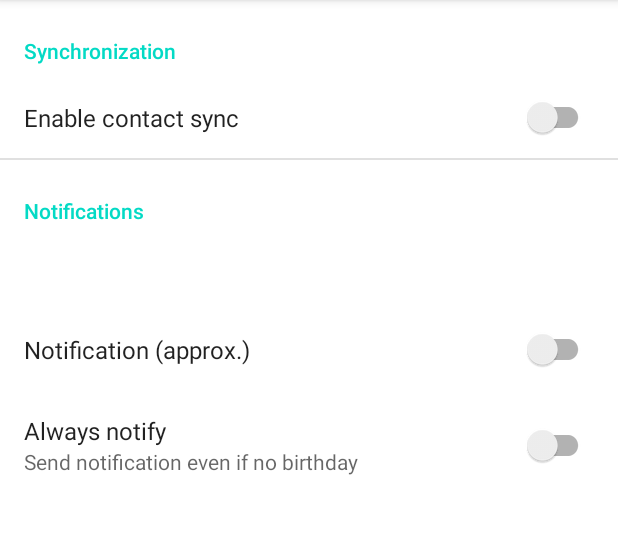
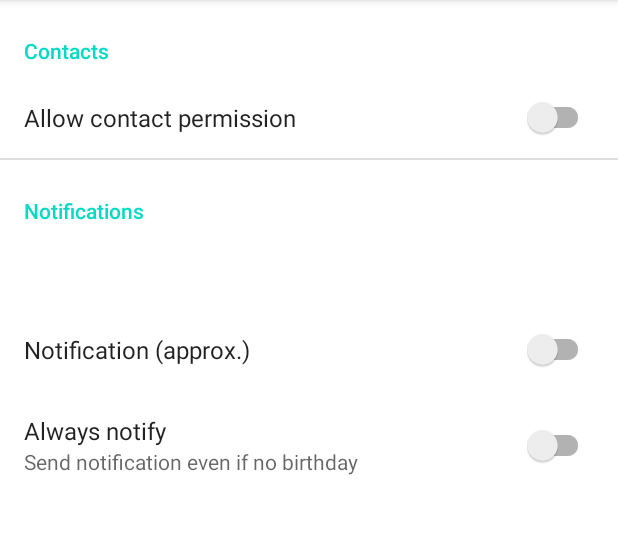
Before and after one commit to xiorcal/birnot, an Android app: the screen it shows after launch (SettingsActivity), on a phone screen of 412 x 824 dp, the part 84-618 px from its top. Run offline under Robolectric (Android 15) with nearby library versions, the phone set to English and light mode, and no system bars; our stand-ins replace androidx.preference.

Commit message:
[1.0.1] defaults to text for datepicker; some labels renamming

```diff
--- a/app/build.gradle
+++ b/app/build.gradle
@@ -10,8 +10,8 @@ android {
         applicationId "com.github.xiorcal.birnot"
         minSdk 24
         targetSdk 32
-        versionCode 2
-        versionName "1.0"
+        versionCode 3
+        versionName "1.0.1"
 
         testInstrumentationRunner "androidx.test.runner.AndroidJUnitRunner"
     }
--- a/app/src/main/java/com/github/xiorcal/birnot/TimePreference.kt
+++ b/app/src/main/java/com/github/xiorcal/birnot/TimePreference.kt
@@ -25,7 +25,7 @@ class TimePickerPreference(context: Context?, attrs: AttributeSet?) : Preference
     private lateinit var currentHour: String
     private lateinit var currentMinute: String
     private lateinit var binding: TimePickerLayoutBinding
-    val formatter: DateTimeFormatter = DateTimeFormatter.ofLocalizedTime(FormatStyle.SHORT)
+    private val formatter: DateTimeFormatter = DateTimeFormatter.ofLocalizedTime(FormatStyle.SHORT)
 
     override fun onBindViewHolder(holder: PreferenceViewHolder) {
         sharedPrefs = PreferenceManager.getDefaultSharedPreferences(context)
@@ -60,6 +60,7 @@ class TimePickerPreference(context: Context?, attrs: AttributeSet?) : Preference
                 .setHour(currentHour.toInt())
                 .setMinute(currentMinute.toInt())
                 .setTitleText(context.getString(R.string.notification_timepicker_desc))
+                .setInputMode(MaterialTimePicker.INPUT_MODE_KEYBOARD)
                 .build()
 
         picker.addOnPositiveButtonClickListener {
--- a/app/src/main/res/values/strings.xml
+++ b/app/src/main/res/values/strings.xml
@@ -5,7 +5,7 @@
 
     <!-- Preference Titles -->
     <string name="notifications_header">Notifications</string>
-    <string name="sync_header">Synchronization</string>
+    <string name="sync_header">Contacts</string>
 
     <!-- Notifications Preferences -->
     <string name="notification_title">Notification (approx.)</string>
@@ -17,7 +17,7 @@
     <string name="notification_timepicker_desc">Time for the notification to be sent</string>
 
     <!-- Sync Preferences -->
-    <string name="sync_title">Enable contact sync</string>
+    <string name="sync_title">Allow contact permission</string>
     <string name="notification_channel_description">Channel for birthday notifications</string>
     <string name="today_no_birthday">No birthday today!</string>
     <string name="today_one_birthday">It\'s %1$s birthday</string>
--- a/build.gradle
+++ b/build.gradle
@@ -6,7 +6,7 @@ buildscript {
     }
     dependencies {
         classpath 'com.android.tools.build:gradle:7.1.2'
-        classpath "org.jetbrains.kotlin:kotlin-gradle-plugin:1.5.20"
+        classpath "org.jetbrains.kotlin:kotlin-gradle-plugin:1.6.10"
 
         // NOTE: Do not place your application dependencies here; they belong
         // in the individual module build.gradle files
```
Also changed, not shown: app/src/main/java/com/github/xiorcal/birnot/SettingsActivity.kt (+4 -6 lines), 1 other file.
